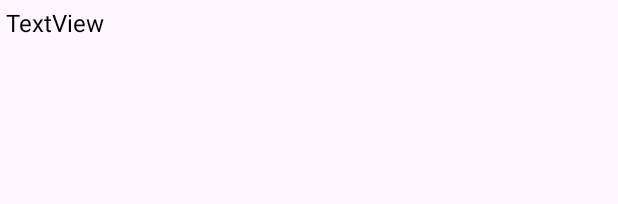
After one commit to OspofeDeveloper/WorldExplorer, an Android app: the layout order_by_dropdown_menu_item.xml on its own in the app's theme, with its tools: preview values and no code run, on a phone screen of 412 x 824 dp. The commit adds this screen. Shown: the top 204 px of the screen. Run offline under Robolectric (Android 15) with nearby library versions, the phone set to English and light mode, and no system bars; network calls fail.

Commit message:
Order By Dropdown Menu interface implemented and Recyclerview interface updated

```diff
--- /dev/null
+++ b/app/src/main/res/layout/order_by_dropdown_menu_item.xml
@@ -0,0 +1,11 @@
+<?xml version="1.0" encoding="utf-8"?>
+
+<TextView android:id="@+id/tvOrderByDropdownMenuItem"
+    android:layout_width="match_parent"
+    android:layout_height="wrap_content"
+    android:padding="4dp"
+    android:textColor="@color/black"
+    android:textSize="16sp"
+    tools:text="TextView"
+    xmlns:android="http://schemas.android.com/apk/res/android"
+    xmlns:tools="http://schemas.android.com/tools" />
```
Also changed, not shown: app/src/main/java/com/example/worldexplorer/ui/listCountriesScreen/view/ListCountriesFragment.kt (+12 -0 lines), app/src/main/res/layout/fragment_list_countries.xml (+16 -5 lines), app/src/main/res/layout/item_list_countries.xml (+5 -4 lines), app/src/main/res/values/strings.xml (+7 -0 lines).
